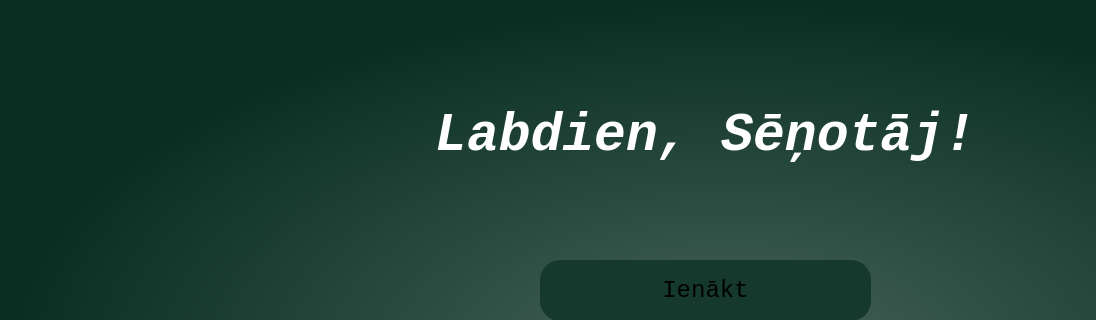
First picture: the form in welcomescreen.ui, repository tebuu24/Senu-kolekcionars-2025, before the edit; both pictures show x 0 to 1096 and y 0 to 320 of the 1459 by 733 pixel window.
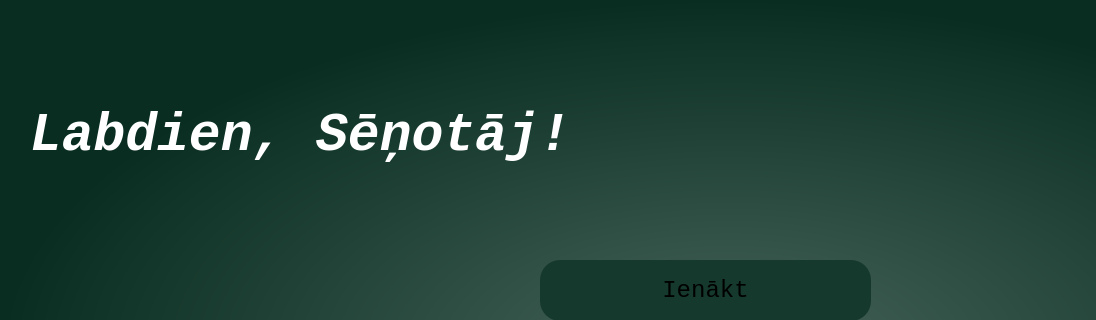
Second picture: the form after the edit.

Patch:
```diff
--- a/welcomescreen.ui
+++ b/welcomescreen.ui
@@ -68,9 +68,6 @@
     <property name="text">
      <string>Labdien, Sēņotāj!</string>
     </property>
-    <property name="alignment">
-     <set>Qt::AlignmentFlag::AlignCenter</set>
-    </property>
    </widget>
    <widget class="QPushButton" name="createAccount">
     <property name="geometry">
```
